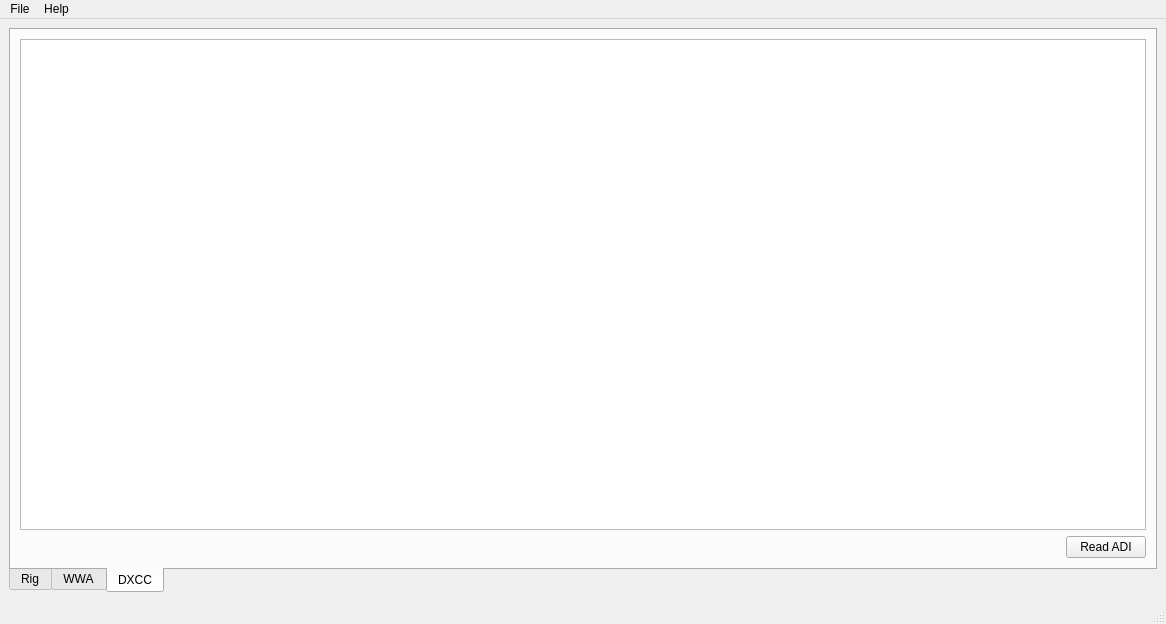
Old version of the form mainwindow.ui in the repository eloranta/HamVibe.
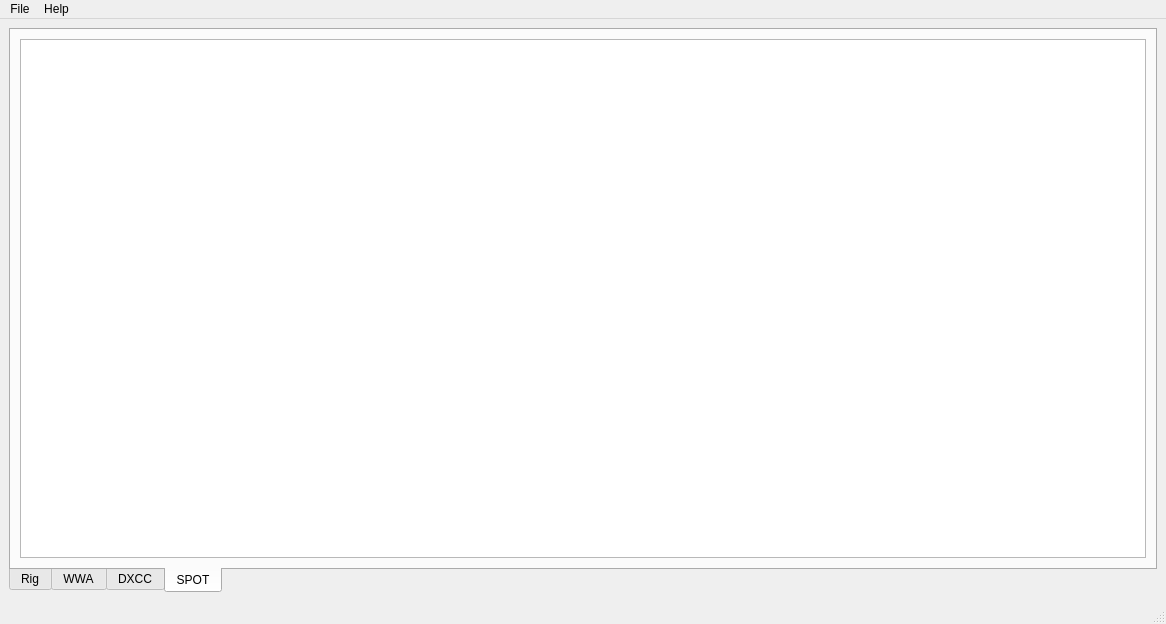
New version of the form. Custom widgets are drawn as their Qt base class.

The edit to the form file:
```diff
--- a/mainwindow.ui
+++ b/mainwindow.ui
@@ -21,7 +21,7 @@
        <enum>QTabWidget::TabPosition::South</enum>
       </property>
       <property name="currentIndex">
-       <number>2</number>
+       <number>3</number>
       </property>
       <widget class="QWidget" name="rigTab">
        <attribute name="title">
@@ -1095,6 +1095,20 @@
         </item>
        </layout>
       </widget>
+      <widget class="QWidget" name="spotTab">
+       <attribute name="title">
+        <string>SPOT</string>
+       </attribute>
+       <layout class="QGridLayout" name="gridLayout_6">
+        <item row="0" column="0">
+         <layout class="QVBoxLayout" name="verticalLayout_6">
+          <item>
+           <widget class="QTableView" name="spotTableView"/>
+          </item>
+         </layout>
+        </item>
+       </layout>
+      </widget>
      </widget>
     </item>
    </layout>
```
